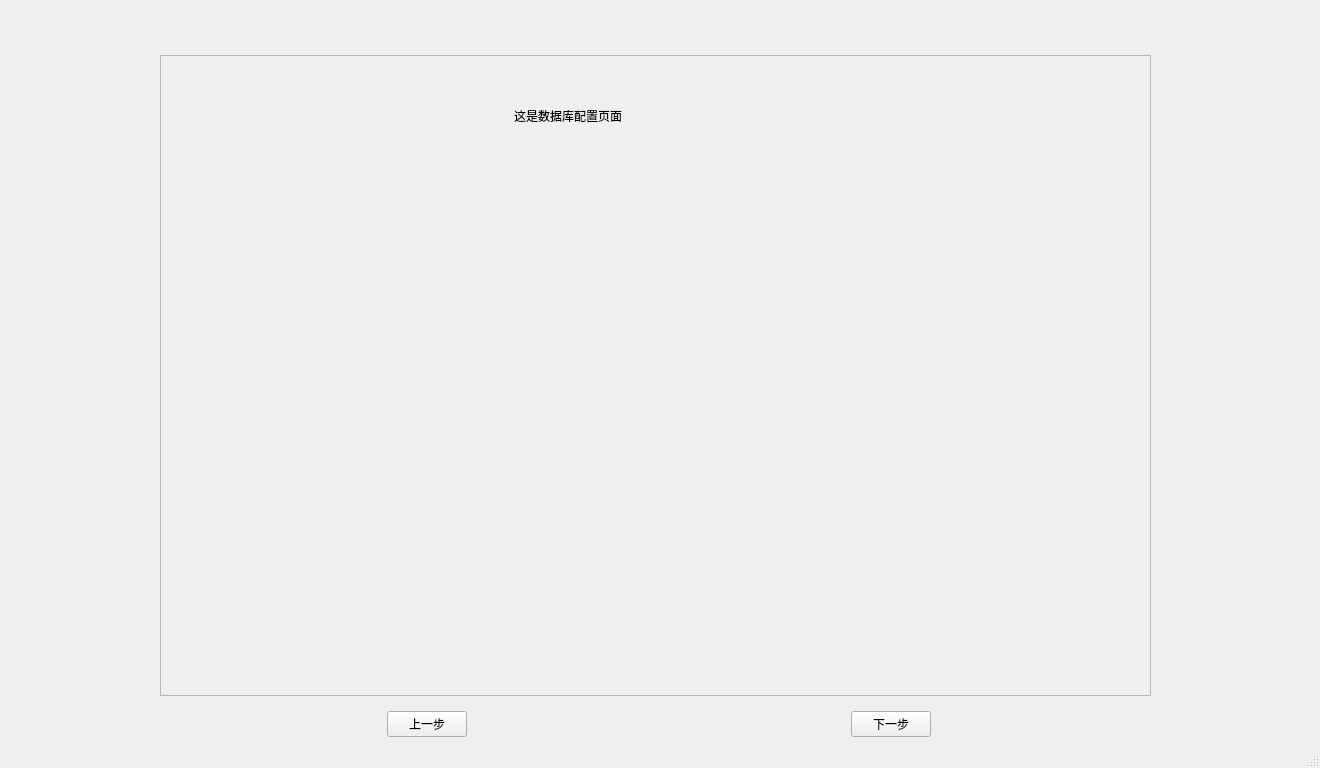
First picture: the form in app/ui/MainWindow.ui, repository ncepu-iDealStudio/Flask_RESTfulAPI_Codegen_Application, before the edit.
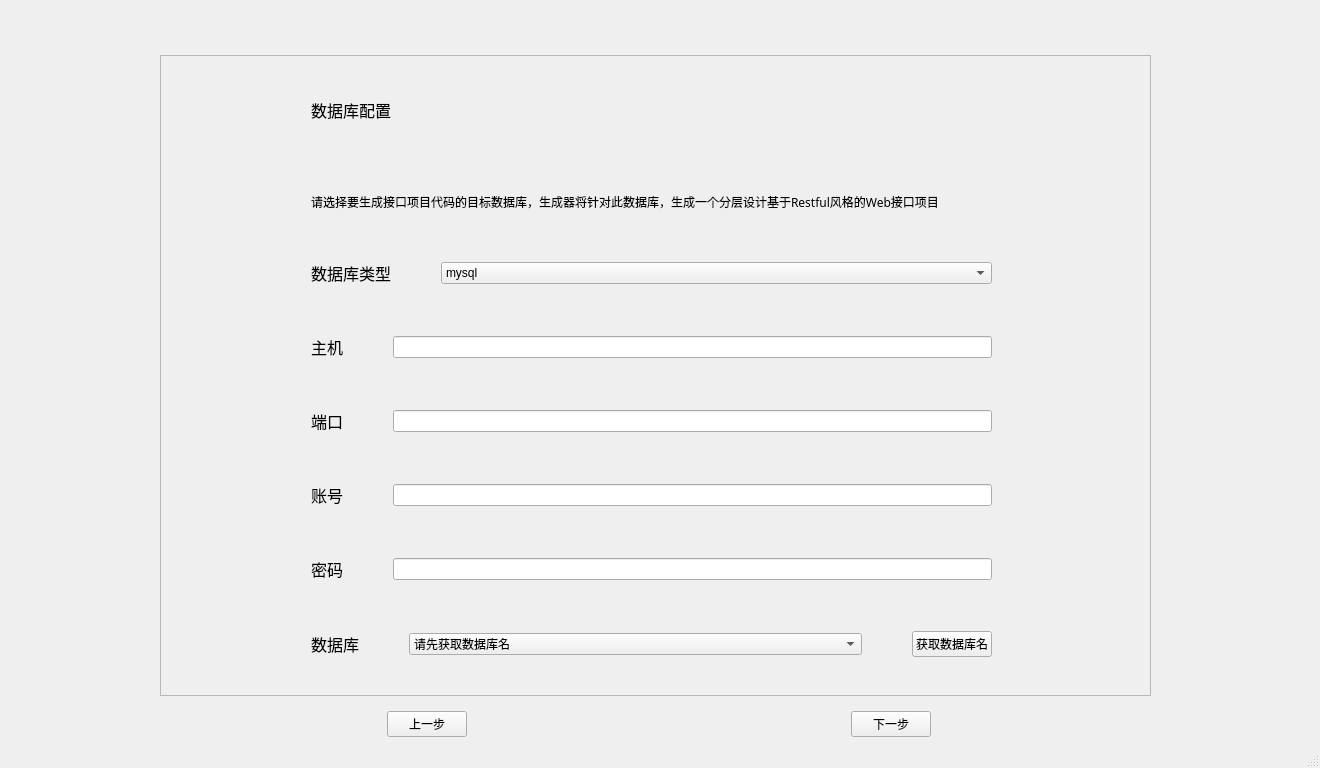
Second picture: the form after the edit. The open tabs and pages were chosen to show the change.

Commit message: 数据库配置页与表配置页合并

```diff
--- a/app/ui/MainWindow.ui
+++ b/app/ui/MainWindow.ui
@@ -63,18 +63,277 @@
              <height>639</height>
             </rect>
            </property>
-           <widget class="QLabel" name="label">
+           <widget class="QWidget" name="layoutWidget_2">
             <property name="geometry">
              <rect>
-              <x>353</x>
-              <y>50</y>
-              <width>171</width>
-              <height>20</height>
+              <x>100</x>
+              <y>10</y>
+              <width>781</width>
+              <height>621</height>
              </rect>
             </property>
-            <property name="text">
-             <string>这是数据库配置页面</string>
-            </property>
+            <layout class="QVBoxLayout" name="verticalLayout_15">
+             <item>
+              <layout class="QVBoxLayout" name="verticalLayout_13">
+               <property name="leftMargin">
+                <number>50</number>
+               </property>
+               <property name="rightMargin">
+                <number>0</number>
+               </property>
+               <property name="bottomMargin">
+                <number>10</number>
+               </property>
+               <item>
+                <widget class="QLabel" name="label_db_4">
+                 <property name="font">
+                  <font>
+                   <pointsize>12</pointsize>
+                  </font>
+                 </property>
+                 <property name="text">
+                  <string>数据库配置</string>
+                 </property>
+                </widget>
+               </item>
+               <item>
+                <widget class="QLabel" name="label_9">
+                 <property name="font">
+                  <font>
+                   <family>微软雅黑</family>
+                   <pointsize>10</pointsize>
+                  </font>
+                 </property>
+                 <property name="frameShape">
+                  <enum>QFrame::NoFrame</enum>
+                 </property>
+                 <property name="frameShadow">
+                  <enum>QFrame::Plain</enum>
+                 </property>
+                 <property name="lineWidth">
+                  <number>2</number>
+                 </property>
+                 <property name="text">
+                  <string>&lt;html&gt;&lt;head/&gt;&lt;body&gt;&lt;p&gt;&lt;span style=&quot; font-size:9pt;&quot;&gt;请选择要生成接口项目代码的目标数据库，生成器将针对此数据库，生成一个分层设计基于Restful风格的Web接口项目&lt;/span&gt;&lt;/p&gt;&lt;/body&gt;&lt;/html&gt;</string>
+                 </property>
+                 <property name="textFormat">
+                  <enum>Qt::AutoText</enum>
+                 </property>
+                </widget>
+               </item>
+              </layout>
+             </item>
+             <item>
+              <layout class="QVBoxLayout" name="verticalLayout_14">
+               <property name="spacing">
+                <number>50</number>
+               </property>
+               <property name="leftMargin">
+                <number>50</number>
+               </property>
+               <property name="topMargin">
+                <number>0</number>
+               </property>
+               <property name="rightMargin">
+                <number>50</number>
+               </property>
+               <property name="bottomMargin">
+                <number>30</number>
+               </property>
+               <item>
+                <layout class="QHBoxLayout" name="horizontalLayout_27">
+                 <item>
+                  <widget class="QLabel" name="label_db_type_5">
+                   <property name="sizePolicy">
+                    <sizepolicy hsizetype="Preferred" vsizetype="Preferred">
+                     <horstretch>0</horstretch>
+                     <verstretch>0</verstretch>
+                    </sizepolicy>
+                   </property>
+                   <property name="font">
+                    <font>
+                     <pointsize>12</pointsize>
+                    </font>
+                   </property>
+                   <property name="text">
+                    <string>数据库类型</string>
+                   </property>
+                  </widget>
+                 </item>
+                 <item>
+                  <widget class="QComboBox" name="comboBox_db_type">
+                   <property name="sizePolicy">
+                    <sizepolicy hsizetype="Preferred" vsizetype="Fixed">
+                     <horstretch>1</horstretch>
+                     <verstretch>0</verstretch>
+                    </sizepolicy>
+                   </property>
+                   <item>
+                    <property name="text">
+                     <string>mysql</string>
+                    </property>
+                   </item>
+                  </widget>
+                 </item>
+                </layout>
+               </item>
+               <item>
+                <layout class="QHBoxLayout" name="horizontalLayout_28">
+                 <item>
+                  <widget class="QLabel" name="label_db_host_5">
+                   <property name="font">
+                    <font>
+                     <pointsize>12</pointsize>
+                    </font>
+                   </property>
+                   <property name="text">
+                    <string>主机</string>
+                   </property>
+                  </widget>
+                 </item>
+                 <item>
+                  <widget class="QLineEdit" name="text_host">
+                   <property name="sizePolicy">
+                    <sizepolicy hsizetype="Expanding" vsizetype="Fixed">
+                     <horstretch>0</horstretch>
+                     <verstretch>0</verstretch>
+                    </sizepolicy>
+                   </property>
+                   <property name="clearButtonEnabled">
+                    <bool>true</bool>
+                   </property>
+                  </widget>
+                 </item>
+                </layout>
+               </item>
+               <item>
+                <layout class="QHBoxLayout" name="horizontalLayout_29">
+                 <item>
+                  <widget class="QLabel" name="label_db_port_5">
+                   <property name="font">
+                    <font>
+                     <pointsize>12</pointsize>
+                    </font>
+                   </property>
+                   <property name="text">
+                    <string>端口</string>
+                   </property>
+                  </widget>
+                 </item>
+                 <item>
+                  <widget class="QLineEdit" name="text_port">
+                   <property name="clearButtonEnabled">
+                    <bool>true</bool>
+                   </property>
+                  </widget>
+                 </item>
+                </layout>
+               </item>
+               <item>
+                <layout class="QHBoxLayout" name="horizontalLayout_30">
+                 <item>
+                  <widget class="QLabel" name="label_db_user_5">
+                   <property name="font">
+                    <font>
+                     <pointsize>12</pointsize>
+                    </font>
+                   </property>
+                   <property name="text">
+                    <string>账号</string>
+                   </property>
+                  </widget>
+                 </item>
+                 <item>
+                  <widget class="QLineEdit" name="text_user">
+                   <property name="clearButtonEnabled">
+                    <bool>true</bool>
+                   </property>
+                  </widget>
+                 </item>
+                </layout>
+               </item>
+               <item>
+                <layout class="QHBoxLayout" name="horizontalLayout_31">
+                 <item>
+                  <widget class="QLabel" name="label_db_password_5">
+                   <property name="font">
+                    <font>
+                     <pointsize>12</pointsize>
+                    </font>
+                   </property>
+                   <property name="text">
+                    <string>密码</string>
+                   </property>
+                  </widget>
+                 </item>
+                 <item>
+                  <widget class="QLineEdit" name="text_password">
+                   <property name="inputMask">
+                    <string/>
+                   </property>
+                   <property name="echoMode">
+                    <enum>QLineEdit::PasswordEchoOnEdit</enum>
+                   </property>
+                   <property name="clearButtonEnabled">
+                    <bool>true</bool>
+                   </property>
+                  </widget>
+                 </item>
+                </layout>
+               </item>
+               <item>
+                <layout class="QHBoxLayout" name="horizontalLayout_32">
+                 <item>
+                  <widget class="QLabel" name="label_tables_5">
+                   <property name="sizePolicy">
+                    <sizepolicy hsizetype="Fixed" vsizetype="Preferred">
+                     <horstretch>0</horstretch>
+                     <verstretch>0</verstretch>
+                    </sizepolicy>
+                   </property>
+                   <property name="font">
+                    <font>
+                     <pointsize>12</pointsize>
+                    </font>
+                   </property>
+                   <property name="text">
+                    <string>数据库</string>
+                   </property>
+                  </widget>
+                 </item>
+                 <item>
+                  <widget class="QComboBox" name="comboBox_database">
+                   <property name="sizePolicy">
+                    <sizepolicy hsizetype="Preferred" vsizetype="Fixed">
+                     <horstretch>0</horstretch>
+                     <verstretch>0</verstretch>
+                    </sizepolicy>
+                   </property>
+                   <item>
+                    <property name="text">
+                     <string>请先获取数据库名</string>
+                    </property>
+                   </item>
+                  </widget>
+                 </item>
+                 <item>
+                  <widget class="QPushButton" name="button_get_db_names">
+                   <property name="sizePolicy">
+                    <sizepolicy hsizetype="Fixed" vsizetype="Fixed">
+                     <horstretch>0</horstretch>
+                     <verstretch>0</verstretch>
+                    </sizepolicy>
+                   </property>
+                   <property name="text">
+                    <string>获取数据库名</string>
+                   </property>
+                  </widget>
+                 </item>
+                </layout>
+               </item>
+              </layout>
+             </item>
+            </layout>
            </widget>
           </widget>
          </widget>
```
Left out of the diff: 414 changed lines with no effect on the pictures. The commit also changes 8 other files.
